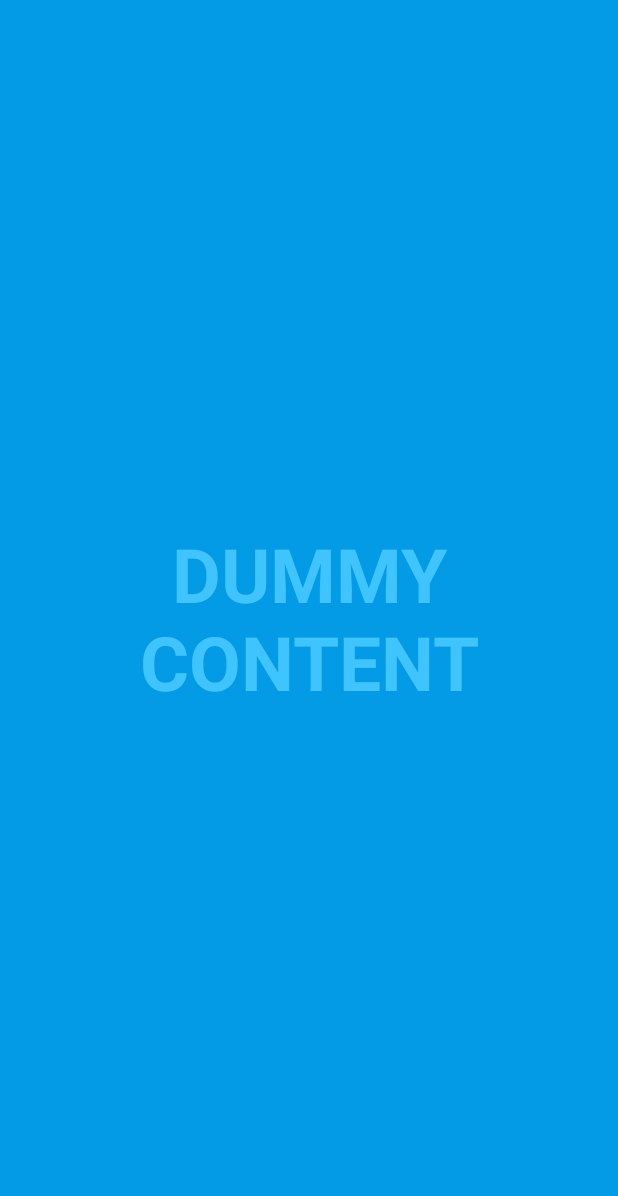
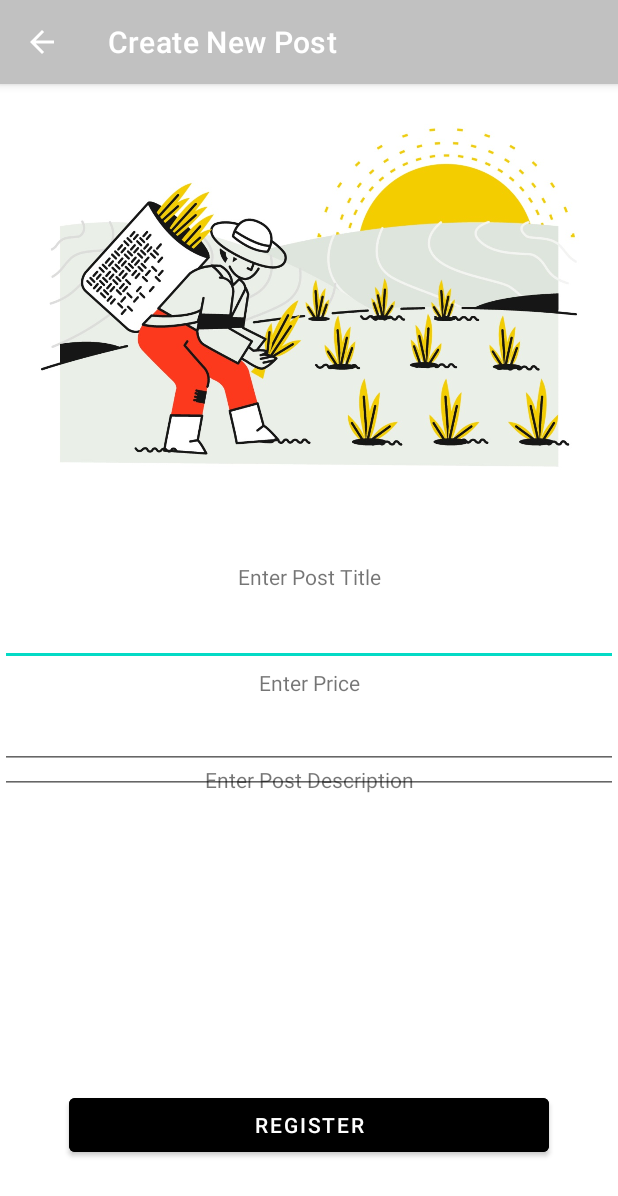
Before and after one commit to gonensel/telhaimarket, an Android app: the NewPost screen opened directly, with no data from a screen before it, on a phone screen of 412 x 824 dp. Shown: the top 1196 px of the screen. Run offline under Robolectric (Android 15) with nearby library versions, the phone set to English and light mode, and no system bars.

Commit message:
new post screen activity -- (Raz and Hadas)

```diff
--- a/app/src/main/java/com/example/telhaimarket/Login.java
+++ b/app/src/main/java/com/example/telhaimarket/Login.java
@@ -11,6 +11,7 @@ import android.os.Handler;
 import android.view.MotionEvent;
 import android.view.View;
 import android.view.WindowInsets;
+import android.widget.Toolbar;
 
 import com.example.telhaimarket.databinding.ActivityLoginBinding;
 
@@ -24,6 +25,8 @@ public class Login extends AppCompatActivity {
     protected void onCreate(Bundle savedInstanceState) {
         super.onCreate(savedInstanceState);
         setContentView(R.layout.activity_login);
-        getSupportActionBar().hide();
+        getSupportActionBar().setTitle("Login");
+        getSupportActionBar().setDisplayHomeAsUpEnabled(true);
+        getSupportActionBar().setDisplayShowHomeEnabled(true);
     }
 }
--- a/app/src/main/java/com/example/telhaimarket/NewPost.java
+++ b/app/src/main/java/com/example/telhaimarket/NewPost.java
@@ -14,174 +14,14 @@ import android.view.WindowInsets;
 
 import com.example.telhaimarket.databinding.ActivityNewPostBinding;
 
-/**
- * An example full-screen activity that shows and hides the system UI (i.e.
- * status bar and navigation/system bar) with user interaction.
- */
 public class NewPost extends AppCompatActivity {
-    /**
-     * Whether or not the system UI should be auto-hidden after
-     * {@link #AUTO_HIDE_DELAY_MILLIS} milliseconds.
-     */
-    private static final boolean AUTO_HIDE = true;
-
-    /**
-     * If {@link #AUTO_HIDE} is set, the number of milliseconds to wait after
-     * user interaction before hiding the system UI.
-     */
-    private static final int AUTO_HIDE_DELAY_MILLIS = 3000;
-
-    /**
-     * Some older devices needs a small delay between UI widget updates
-     * and a change of the status and navigation bar.
-     */
-    private static final int UI_ANIMATION_DELAY = 300;
-    private final Handler mHideHandler = new Handler();
-    private View mContentView;
-    private final Runnable mHidePart2Runnable = new Runnable() {
-        @SuppressLint("InlinedApi")
-        @Override
-        public void run() {
-            // Delayed removal of status and navigation bar
-            if (Build.VERSION.SDK_INT >= 30) {
-                mContentView.getWindowInsetsController().hide(
-                        WindowInsets.Type.statusBars() | WindowInsets.Type.navigationBars());
-            } else {
-                // Note that some of these constants are new as of API 16 (Jelly Bean)
-                // and API 19 (KitKat). It is safe to use them, as they are inlined
-                // at compile-time and do nothing on earlier devices.
-                mContentView.setSystemUiVisibility(View.SYSTEM_UI_FLAG_LOW_PROFILE
-                        | View.SYSTEM_UI_FLAG_FULLSCREEN
-                        | View.SYSTEM_UI_FLAG_LAYOUT_STABLE
-                        | View.SYSTEM_UI_FLAG_IMMERSIVE_STICKY
-                        | View.SYSTEM_UI_FLAG_LAYOUT_HIDE_NAVIGATION
-                        | View.SYSTEM_UI_FLAG_HIDE_NAVIGATION);
-            }
-        }
-    };
-    private View mControlsView;
-    private final Runnable mShowPart2Runnable = new Runnable() {
-        @Override
-        public void run() {
-            // Delayed display of UI elements
-            ActionBar actionBar = getSupportActionBar();
-            if (actionBar != null) {
-                actionBar.show();
-            }
-            mControlsView.setVisibility(View.VISIBLE);
-        }
-    };
-    private boolean mVisible;
-    private final Runnable mHideRunnable = new Runnable() {
-        @Override
-        public void run() {
-            hide();
-        }
-    };
-    /**
-     * Touch listener to use for in-layout UI controls to delay hiding the
-     * system UI. This is to prevent the jarring behavior of controls going away
-     * while interacting with activity UI.
-     */
-    private final View.OnTouchListener mDelayHideTouchListener = new View.OnTouchListener() {
-        @Override
-        public boolean onTouch(View view, MotionEvent motionEvent) {
-            switch (motionEvent.getAction()) {
-                case MotionEvent.ACTION_DOWN:
-                    if (AUTO_HIDE) {
-                        delayedHide(AUTO_HIDE_DELAY_MILLIS);
-                    }
-                    break;
-                case MotionEvent.ACTION_UP:
-                    view.performClick();
-                    break;
-                default:
-                    break;
-            }
-            return false;
-        }
-    };
-    private ActivityNewPostBinding binding;
 
     @Override
     protected void onCreate(Bundle savedInstanceState) {
         super.onCreate(savedInstanceState);
-
-        binding = ActivityNewPostBinding.inflate(getLayoutInflater());
-        setContentView(binding.getRoot());
-
-        mVisible = true;
-        mControlsView = binding.fullscreenContentControls;
-        mContentView = binding.fullscreenContent;
-
-        // Set up the user interaction to manually show or hide the system UI.
-        mContentView.setOnClickListener(new View.OnClickListener() {
-            @Override
-            public void onClick(View view) {
-                toggle();
-            }
-        });
-
-        // Upon interacting with UI controls, delay any scheduled hide()
-        // operations to prevent the jarring behavior of controls going away
-        // while interacting with the UI.
-        binding.dummyButton.setOnTouchListener(mDelayHideTouchListener);
-    }
-
-    @Override
-    protected void onPostCreate(Bundle savedInstanceState) {
-        super.onPostCreate(savedInstanceState);
-
-        // Trigger the initial hide() shortly after the activity has been
-        // created, to briefly hint to the user that UI controls
-        // are available.
-        delayedHide(100);
-    }
-
-    private void toggle() {
-        if (mVisible) {
-            hide();
-        } else {
-            show();
-        }
-    }
-
-    private void hide() {
-        // Hide UI first
-        ActionBar actionBar = getSupportActionBar();
-        if (actionBar != null) {
-            actionBar.hide();
-        }
-        mControlsView.setVisibility(View.GONE);
-        mVisible = false;
-
-        // Schedule a runnable to remove the status and navigation bar after a delay
-        mHideHandler.removeCallbacks(mShowPart2Runnable);
-        mHideHandler.postDelayed(mHidePart2Runnable, UI_ANIMATION_DELAY);
-    }
-
-    private void show() {
-        // Show the system bar
-        if (Build.VERSION.SDK_INT >= 30) {
-            mContentView.getWindowInsetsController().show(
-                    WindowInsets.Type.statusBars() | WindowInsets.Type.navigationBars());
-        } else {
-            mContentView.setSystemUiVisibility(View.SYSTEM_UI_FLAG_LAYOUT_FULLSCREEN
-                    | View.SYSTEM_UI_FLAG_LAYOUT_HIDE_NAVIGATION);
-        }
-        mVisible = true;
-
-        // Schedule a runnable to display UI elements after a delay
-        mHideHandler.removeCallbacks(mHidePart2Runnable);
-        mHideHandler.postDelayed(mShowPart2Runnable, UI_ANIMATION_DELAY);
-    }
-
-    /**
-     * Schedules a call to hide() in delay milliseconds, canceling any
-     * previously scheduled calls.
-     */
-    private void delayedHide(int delayMillis) {
-        mHideHandler.removeCallbacks(mHideRunnable);
-        mHideHandler.postDelayed(mHideRunnable, delayMillis);
+        setContentView(R.layout.activity_new_post);
+        getSupportActionBar().setTitle("Create New Post");
+        getSupportActionBar().setDisplayHomeAsUpEnabled(true);
+        getSupportActionBar().setDisplayShowHomeEnabled(true);
     }
 }
--- a/app/src/main/java/com/example/telhaimarket/Register.java
+++ b/app/src/main/java/com/example/telhaimarket/Register.java
@@ -19,7 +19,9 @@ public class Register extends AppCompatActivity {
     protected void onCreate(Bundle savedInstanceState) {
         super.onCreate(savedInstanceState);
         setContentView(R.layout.activity_register);
-        getSupportActionBar().hide();
+        getSupportActionBar().setTitle("Register");
+        getSupportActionBar().setDisplayHomeAsUpEnabled(true);
+        getSupportActionBar().setDisplayShowHomeEnabled(true);
 
     }
 }
--- a/app/src/main/res/layout/activity_new_post.xml
+++ b/app/src/main/res/layout/activity_new_post.xml
@@ -1,51 +1,98 @@
 <?xml version="1.0" encoding="utf-8"?>
 <FrameLayout xmlns:android="http://schemas.android.com/apk/res/android"
+    xmlns:app="http://schemas.android.com/apk/res-auto"
     xmlns:tools="http://schemas.android.com/tools"
     android:layout_width="match_parent"
     android:layout_height="match_parent"
-    android:background="?attr/fullscreenBackgroundColor"
+    android:background="@color/purple_200"
     android:theme="@style/ThemeOverlay.Telhaimarket.FullscreenContainer"
-    tools:context=".NewPost">
+    tools:context=".NewPost" >
 
-    <!-- The primary full-screen view. This can be replaced with whatever view
-         is needed to present your content, e.g. VideoView, SurfaceView,
-         TextureView, etc. -->
-    <TextView
-        android:id="@+id/fullscreen_content"
-        android:layout_width="match_parent"
-        android:layout_height="match_parent"
-        android:gravity="center"
-        android:keepScreenOn="true"
-        android:text="@string/dummy_content"
-        android:textColor="?attr/fullscreenTextColor"
-        android:textSize="50sp"
-        android:textStyle="bold" />
-
-    <!-- This FrameLayout insets its children based on system windows using
-         android:fitsSystemWindows. -->
     <FrameLayout
         android:layout_width="match_parent"
-        android:layout_height="match_parent"
-        android:fitsSystemWindows="true">
+        android:layout_height="match_parent">
 
-        <LinearLayout
-            android:id="@+id/fullscreen_content_controls"
-            style="@style/Widget.Theme.Telhaimarket.ButtonBar.Fullscreen"
-            android:layout_width="match_parent"
+        <TextView
+            android:id="@+id/title_new_post_view"
+            android:layout_width="wrap_content"
             android:layout_height="wrap_content"
-            android:layout_gravity="bottom|center_horizontal"
-            android:orientation="horizontal"
-            tools:ignore="UselessParent">
+            android:layout_gravity="center"
+            android:layout_marginTop="-55dp"
+            android:ems="25"
+            android:text="@string/enter_new_post_title"
+            android:textAlignment="center" />
 
-            <Button
-                android:id="@+id/dummy_button"
-                style="?android:attr/buttonBarButtonStyle"
-                android:layout_width="0dp"
-                android:layout_height="wrap_content"
-                android:layout_weight="1"
-                android:text="@string/dummy_button" />
+        <EditText
+            android:id="@+id/title_new_post_edit"
+            android:layout_width="wrap_content"
+            android:layout_height="wrap_content"
+            android:layout_gravity="center"
+            android:layout_marginTop="-20dp"
+            android:ems="20"
+            android:inputType="textPhonetic"
+            android:minHeight="48dp"
+            android:textAlignment="center" />
 
-        </LinearLayout>
+        <TextView
+            android:id="@+id/Dec_view"
+            android:layout_width="wrap_content"
+            android:layout_height="wrap_content"
+            android:layout_gravity="center"
+            android:layout_marginTop="80dp"
+            android:ems="25"
+            android:text="@string/enter_description"
+            android:textAlignment="center" />
+
+        <EditText
+            android:id="@+id/editDec"
+            android:layout_width="wrap_content"
+            android:layout_height="wrap_content"
+            android:gravity="start"
+            android:layout_marginTop="425dp"
+            android:ems="20"
+            android:maxLines="5"
+            android:maxLength="220"
+            android:inputType="textMultiLine"
+            android:minHeight="48dp"
+            android:textAlignment="textStart" />
+
+        <Button
+            android:id="@+id/new_post_button"
+            android:layout_width="wrap_content"
+            android:layout_height="wrap_content"
+            android:layout_gravity="center"
+            android:layout_marginTop="310dp"
+            android:backgroundTint="@color/black"
+            android:ems="20"
+            android:text="@string/register"
+            android:textAlignment="center" />
+
+        <ImageView
+            android:id="@+id/new_post_image_header"
+            android:layout_width="wrap_content"
+            android:layout_height="wrap_content"
+            android:layout_marginTop="-300dp"
+            android:ems="20"
+            app:srcCompat="@drawable/cultivating" />
+
+        <EditText
+            android:id="@+id/price_edit"
+            android:layout_width="wrap_content"
+            android:layout_height="wrap_content"
+            android:ems="20"
+            android:layout_gravity="center"
+            android:layout_marginTop="50dp"
+            android:inputType="numberDecimal" />
+
+        <TextView
+            android:id="@+id/price_view"
+            android:layout_width="wrap_content"
+            android:layout_height="wrap_content"
+            android:layout_gravity="center"
+            android:layout_marginTop="15dp"
+            android:ems="25"
+            android:text="@string/enter_price"
+            android:textAlignment="center" />
+
     </FrameLayout>
-
 </FrameLayout>
--- a/app/src/main/res/values/colors.xml
+++ b/app/src/main/res/values/colors.xml
@@ -1,8 +1,8 @@
 <?xml version="1.0" encoding="utf-8"?>
 <resources>
     <color name="purple_200">#FFFFFFFF</color>
-    <color name="purple_500">#FFFFFFFF</color>
-    <color name="purple_700">#FFFFFFFF</color>
+    <color name="purple_500">#C1C1C1</color>
+    <color name="purple_700">#7E7E7E</color>
     <color name="teal_200">#FF03DAC5</color>
     <color name="teal_700">#FF018786</color>
     <color name="black">#FF000000</color>
--- a/app/src/main/res/values/strings.xml
+++ b/app/src/main/res/values/strings.xml
@@ -15,4 +15,7 @@
     <string name="enter_full_name">Enter Full Name</string>
     <string name="enter_e_mail">Enter e-mail:</string>
     <string name="enter_e_mail_text">Enter e-mail</string>
+    <string name="enter_new_post_title">Enter Post Title</string>
+    <string name="enter_description">Enter Post Description</string>
+    <string name="enter_price">Enter Price</string>
 </resources>
```
Also changed, not shown: app/src/main/res/layout/activity_login.xml (+3 -11 lines), app/src/main/res/layout/activity_register.xml (+13 -20 lines), app/src/main/res/drawable/cultivating.jpg (added), app/src/main/res/drawable/peasant_tools.jpg (added).
